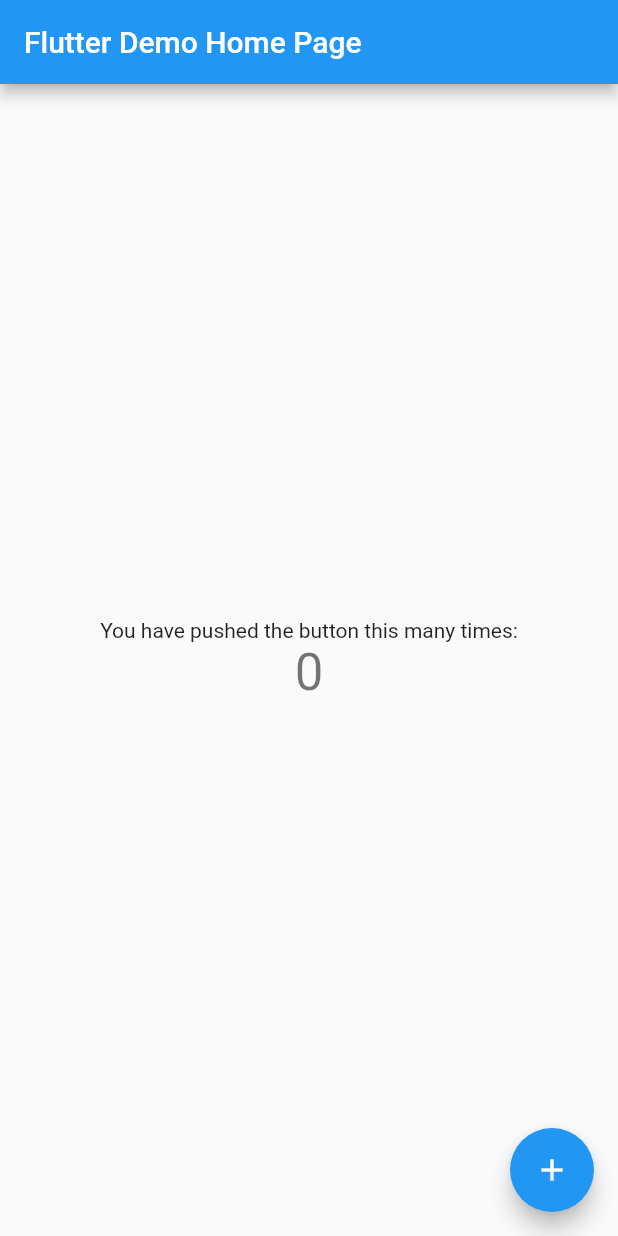
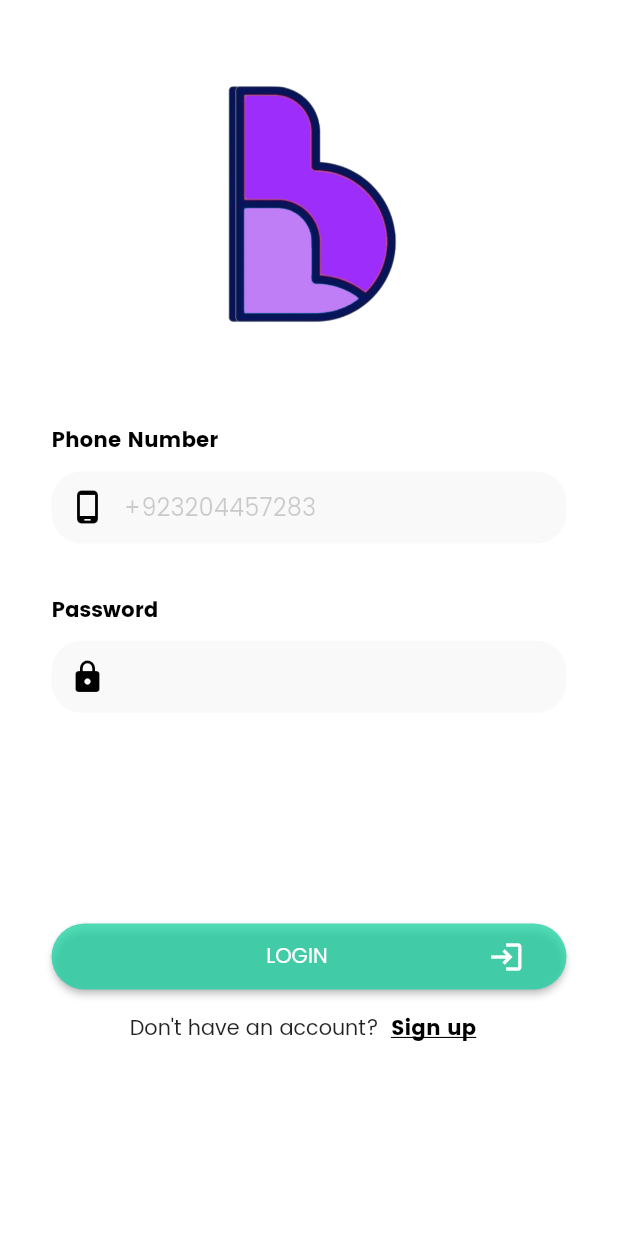
Before and after one commit to aswad546/BaltiApp, a Flutter app: the screen it shows after launch, on a phone screen of 412 x 824 dp. Run offline on Flutter 3.47's test engine with Material 2 defaults, Android fonts, the phone set to English and light mode, and no system bars.

Commit message:
Login screen

```diff
--- a/lib/main.dart
+++ b/lib/main.dart
@@ -1,6 +1,11 @@
 import 'package:flutter/material.dart';
+import 'package:provider/provider.dart';
+
+import 'pages/user/login_screen.dart';
+import 'providers/auth_provider.dart';
 
 void main() {
+  WidgetsFlutterBinding.ensureInitialized();
   runApp(const MyApp());
 }
 
@@ -10,106 +15,29 @@
   // This widget is the root of your application.
   @override
   Widget build(BuildContext context) {
-    return MaterialApp(
-      title: 'Flutter Demo',
-      theme: ThemeData(
-        // This is the theme of your application.
-        //
-        // Try running your application with "flutter run". You'll see the
-        // application has a blue toolbar. Then, without quitting the app, try
-        // changing the primarySwatch below to Colors.green and then invoke
-        // "hot reload" (press "r" in the console where you ran "flutter run",
-        // or simply save your changes to "hot reload" in a Flutter IDE).
-        // Notice that the counter didn't reset back to zero; the application
-        // is not restarted.
-        primarySwatch: Colors.blue,
-      ),
-      home: const MyHomePage(title: 'Flutter Demo Home Page'),
+    return MultiProvider(
+      providers: [
+        ChangeNotifierProvider(
+          create: (ctx) => Auth(),
+        )
+      ],
+      child: Consumer<Auth>(builder: (ctx, auth, _) {
+        return MaterialApp(
+          title: 'Balti App',
+          theme: ThemeData(
+            primaryColor: const Color.fromARGB(193, 27, 209, 161),
+            fontFamily: 'Poppins',
+            textTheme: const TextTheme(
+              labelMedium: TextStyle(
+                fontSize: 14,
+                fontWeight: FontWeight.w700,
+                color: Colors.black,
+              ),
+            ),
+          ),
+          home: const LoginScreen(),
+        );
+      }),
     );
   }
 }
-
-class MyHomePage extends StatefulWidget {
-  const MyHomePage({Key? key, required this.title}) : super(key: key);
-
-  // This widget is the home page of your application. It is stateful, meaning
-  // that it has a State object (defined below) that contains fields that affect
-  // how it looks.
-
-  // This class is the configuration for the state. It holds the values (in this
-  // case the title) provided by the parent (in this case the App widget) and
-  // used by the build method of the State. Fields in a Widget subclass are
-  // always marked "final".
-
-  final String title;
-
-  @override
-  State<MyHomePage> createState() => _MyHomePageState();
-}
-
-class _MyHomePageState extends State<MyHomePage> {
-  int _counter = 0;
-
-  void _incrementCounter() {
-    setState(() {
-      // This call to setState tells the Flutter framework that something has
-      // changed in this State, which causes it to rerun the build method below
-      // so that the display can reflect the updated values. If we changed
-      // _counter without calling setState(), then the build method would not be
-      // called again, and so nothing would appear to happen.
-      _counter++;
-    });
-  }
-
-  @override
-  Widget build(BuildContext context) {
-    // This method is rerun every time setState is called, for instance as done
-    // by the _incrementCounter method above.
-    //
-    // The Flutter framework has been optimized to make rerunning build methods
-    // fast, so that you can just rebuild anything that needs updating rather
-    // than having to individually change instances of widgets.
-    return Scaffold(
-      appBar: AppBar(
-        // Here we take the value from the MyHomePage object that was created by
-        // the App.build method, and use it to set our appbar title.
-        title: Text(widget.title),
-      ),
-      body: Center(
-        // Center is a layout widget. It takes a single child and positions it
-        // in the middle of the parent.
-        child: Column(
-          // Column is also a layout widget. It takes a list of children and
-          // arranges them vertically. By default, it sizes itself to fit its
-          // children horizontally, and tries to be as tall as its parent.
-          //
-          // Invoke "debug painting" (press "p" in the console, choose the
-          // "Toggle Debug Paint" action from the Flutter Inspector in Android
-          // Studio, or the "Toggle Debug Paint" command in Visual Studio Code)
-          // to see the wireframe for each widget.
-          //
-          // Column has various properties to control how it sizes itself and
-          // how it positions its children. Here we use mainAxisAlignment to
-          // center the children vertically; the main axis here is the vertical
-          // axis because Columns are vertical (the cross axis would be
-          // horizontal).
-          mainAxisAlignment: MainAxisAlignment.center,
-          children: <Widget>[
-            const Text(
-              'You have pushed the button this many times:',
-            ),
-            Text(
-              '$_counter',
-              style: Theme.of(context).textTheme.headline4,
-            ),
-          ],
-        ),
-      ),
-      floatingActionButton: FloatingActionButton(
-        onPressed: _incrementCounter,
-        tooltip: 'Increment',
-        child: const Icon(Icons.add),
-      ), // This trailing comma makes auto-formatting nicer for build methods.
-    );
-  }
-}
--- /dev/null
+++ b/lib/pages/user/landing_screen.dart
@@ -0,0 +1,38 @@
+import 'package:flutter/material.dart';
+
+class LandingScreen extends StatelessWidget {
+  const LandingScreen({Key? key}) : super(key: key);
+
+  @override
+  Widget build(BuildContext context) {
+    MediaQueryData mediaQuery = MediaQuery.of(context);
+    return Scaffold(
+      body: Container(
+        decoration: const BoxDecoration(
+          gradient: LinearGradient(
+              begin: Alignment.topCenter,
+              end: Alignment.bottomCenter,
+              stops: [
+                0.5,
+                1,
+              ],
+              colors: [
+                Color.fromARGB(110, 5, 249, 220),
+                Color(0xFFFFFFFF),
+              ]),
+        ),
+        child: Center(
+          child: Container(
+            height: mediaQuery.size.height * 0.35,
+            width: mediaQuery.size.width * 0.75,
+            alignment: Alignment.center,
+            child: Image.asset(
+              'assets/images/logo.png',
+              fit: BoxFit.cover,
+            ),
+          ),
+        ),
+      ),
+    );
+  }
+}
--- /dev/null
+++ b/lib/pages/user/login_screen.dart
@@ -0,0 +1,118 @@
+import 'package:flutter/material.dart';
+import 'package:provider/provider.dart';
+
+import '../../widgets/auth_form_field.dart';
+import '../../widgets/custom_icon_button.dart';
+import '../../providers/auth_provider.dart';
+
+class LoginScreen extends StatefulWidget {
+  const LoginScreen({Key? key}) : super(key: key);
+
+  @override
+  State<LoginScreen> createState() => _LoginScreenState();
+}
+
+class _LoginScreenState extends State<LoginScreen> {
+  final _formKey = GlobalKey<FormState>();
+
+  final emailController = TextEditingController();
+  final passwordController = TextEditingController();
+
+  @override
+  void dispose() {
+    emailController.dispose();
+    passwordController.dispose();
+    super.dispose();
+  }
+
+  @override
+  Widget build(BuildContext context) {
+    MediaQueryData mediaQuery = MediaQuery.of(context);
+
+    return Scaffold(
+      backgroundColor: const Color(0xffffffff),
+      body: SafeArea(
+        child: SingleChildScrollView(
+          padding: EdgeInsets.symmetric(
+            horizontal: mediaQuery.size.width / 12,
+          ),
+          child: Form(
+            key: _formKey,
+            child: Column(
+              crossAxisAlignment: CrossAxisAlignment.center,
+              children: [
+                Container(
+                  margin: EdgeInsets.only(
+                    top: mediaQuery.size.height * 0.0275,
+                  ),
+                  width: mediaQuery.size.width * 0.55,
+                  height: mediaQuery.size.height * 0.275,
+                  child: Image.asset(
+                    'assets/images/logo.png',
+                    fit: BoxFit.cover,
+                  ),
+                ),
+                SizedBox(
+                  height: mediaQuery.size.height * 0.04125,
+                ),
+                AuthFormField(
+                  hintText: "+923204457283",
+                  formFieldKey: const ValueKey('phone_no'),
+                  fieldLabel: 'Phone Number',
+                  fieldIcon: const Icon(
+                    Icons.phone_android_outlined,
+                    color: Colors.black,
+                  ),
+                  fieldController: emailController,
+                ),
+                SizedBox(
+                  height: mediaQuery.size.height * 0.04125,
+                ),
+                AuthFormField(
+                  formFieldKey: const ValueKey('password'),
+                  fieldLabel: 'Password',
+                  fieldIcon: const Icon(Icons.lock, color: Colors.black),
+                  obscureText: true,
+                  fieldController: passwordController,
+                ),
+                SizedBox(
+                  height: mediaQuery.size.height * 0.168,
+                ),
+                CustomIconButton(
+                  color: const Color.fromARGB(193, 27, 209, 161),
+                  icon: Icons.login,
+                  buttonLabel: "LOGIN",
+                  onPressHandler: () async {
+                    if (_formKey.currentState!.validate()) {
+                      await Provider.of<Auth>(context, listen: false).login(
+                        emailController.text,
+                        passwordController.text,
+                      );
+                    }
+                  },
+                ),
+                Row(
+                  mainAxisAlignment: MainAxisAlignment.center,
+                  children: [
+                    const Text("Don't have an account?"),
+                    TextButton(
+                      onPressed: () {},
+                      child: const Text(
+                        'Sign up',
+                        style: TextStyle(
+                          color: Colors.black,
+                          fontWeight: FontWeight.w700,
+                          decoration: TextDecoration.underline,
+                        ),
+                      ),
+                    ),
+                  ],
+                ),
+              ],
+            ),
+          ),
+        ),
+      ),
+    );
+  }
+}
--- /dev/null
+++ b/lib/providers/auth_provider.dart
@@ -0,0 +1,29 @@
+import 'package:flutter/foundation.dart';
+
+class Auth with ChangeNotifier {
+  var _token;
+  var _expiryDate;
+  String _userId = '';
+  var _authTimer;
+
+  bool get isAuth {
+    return _token != null;
+  }
+
+  String get userid {
+    return _userId;
+  }
+
+  String? get token {
+    if (_expiryDate != null &&
+        _expiryDate.isAfter(DateTime.now()) &&
+        _token != null) {
+      return _token;
+    }
+    return null;
+  }
+
+  Future<void> login(String email, String password) async {
+    print("Login using $email $password");
+  }
+}
--- /dev/null
+++ b/lib/widgets/auth_form_field.dart
@@ -0,0 +1,128 @@
+import 'package:flutter/material.dart';
+
+class AuthFormField extends StatefulWidget {
+  final bool obscureText;
+  final Icon fieldIcon;
+  final String fieldLabel;
+  final Key formFieldKey;
+  final TextEditingController fieldController;
+  final String? hintText;
+
+  const AuthFormField({
+    Key? key,
+    this.obscureText = false,
+    required this.fieldController,
+    required this.formFieldKey,
+    required this.fieldIcon,
+    required this.fieldLabel,
+    this.hintText,
+  }) : super(key: key);
+
+  @override
+  State<AuthFormField> createState() => _AuthFormFieldState();
+}
+
+class _AuthFormFieldState extends State<AuthFormField> {
+  String? authFormValidator(value) {
+    RegExp phoneNumberValid =
+        RegExp(r'^((\+92)?(0092)?(92)?(0)?)(3)([0-9]{9})$/gm');
+
+    if (widget.fieldLabel == "Confirm Password") {
+      if (value == null || value.isEmpty) {
+        return 'Please enter the password again';
+      } /* else if (p1controller.text != value) {
+        return "Password is not same";
+      } */
+      else {
+        return null;
+      }
+    } else if (widget.fieldLabel == "Phone Number") {
+      if (value == null || value.isEmpty) {
+        return "Please enter a phone number";
+      } else if (!phoneNumberValid.hasMatch(value)) {
+        return 'Please enter phone number in correct format';
+      } else {
+        return null;
+      }
+      /* Validation logic for phone number */
+    } else if (widget.fieldLabel == "Password") {
+      if (value == null || value.isEmpty) {
+        return 'Please enter a password';
+      } else {
+        return null;
+      }
+    } else if (widget.fieldLabel == "Name") {
+      if (value == null || value.isEmpty) {
+        return 'Please enter some text';
+      } else {
+        return null;
+      }
+    }
+    return null;
+  }
+
+  @override
+  Widget build(BuildContext context) {
+    TextTheme _textTheme = Theme.of(context).textTheme;
+    return Column(
+      crossAxisAlignment: CrossAxisAlignment.start,
+      children: [
+        Text(
+          widget.fieldLabel,
+          style: _textTheme.labelMedium,
+        ),
+        const SizedBox(
+          height: 10,
+        ),
+        TextFormField(
+          key: widget.formFieldKey,
+          obscureText: widget.obscureText,
+          style: const TextStyle(
+            fontSize: 16,
+          ),
+          decoration: InputDecoration(
+            errorBorder: OutlineInputBorder(
+              borderSide: const BorderSide(
+                color: Colors.red,
+              ),
+              borderRadius: BorderRadius.circular(20),
+            ),
+            focusedErrorBorder: OutlineInputBorder(
+              borderSide: const BorderSide(
+                color: Colors.red,
+              ),
+              borderRadius: BorderRadius.circular(20),
+            ),
+            hintText: widget.hintText,
+            hintStyle: const TextStyle(
+                fontSize: 16, color: Color.fromARGB(48, 0, 0, 0)),
+            contentPadding: const EdgeInsets.symmetric(
+              vertical: 0.0,
+            ),
+            focusedBorder: OutlineInputBorder(
+              borderSide: const BorderSide(
+                color: Color.fromARGB(33, 0, 0, 0),
+              ),
+              borderRadius: BorderRadius.circular(20),
+            ),
+            prefixIcon: Align(
+              widthFactor: 1,
+              heightFactor: 1.0,
+              child: widget.fieldIcon,
+            ),
+            fillColor: const Color.fromARGB(255, 249, 249, 250),
+            filled: true,
+            enabledBorder: OutlineInputBorder(
+              borderSide: const BorderSide(
+                color: Color.fromARGB(0, 0, 0, 0),
+              ),
+              borderRadius: BorderRadius.circular(20),
+            ),
+          ),
+          validator: authFormValidator,
+          controller: widget.fieldController,
+        ),
+      ],
+    );
+  }
+}
--- /dev/null
+++ b/lib/widgets/custom_icon_button.dart
@@ -0,0 +1,51 @@
+import 'package:flutter/material.dart';
+
+class CustomIconButton extends StatelessWidget {
+  const CustomIconButton({
+    Key? key,
+    required this.buttonLabel,
+    required this.icon,
+    required this.color,
+    required this.onPressHandler,
+  }) : super(key: key);
+
+  final String buttonLabel;
+  final IconData icon;
+  final Color color;
+  final Function onPressHandler;
+
+  @override
+  Widget build(BuildContext context) {
+    MediaQueryData mediaQuery = MediaQuery.of(context);
+    return MaterialButton(
+      minWidth: double.infinity,
+      height: 44,
+      onPressed: () => onPressHandler(),
+      color: color,
+      shape: RoundedRectangleBorder(
+        borderRadius: BorderRadius.circular(100),
+      ),
+      child: Row(
+        children: [
+          Container(
+            padding: const EdgeInsets.only(left: 20),
+            width: mediaQuery.size.width * 0.668,
+            child: Center(
+              child: Text(
+                buttonLabel,
+                style: const TextStyle(
+                    fontWeight: FontWeight.w400,
+                    fontSize: 14,
+                    color: Colors.white),
+              ),
+            ),
+          ),
+          Icon(
+            icon,
+            color: Colors.white,
+          ),
+        ],
+      ),
+    );
+  }
+}
```
Also changed, not shown: pubspec.yaml (+11 -9 lines), assets/fonts/Poppins-Bold.ttf (added), assets/fonts/Poppins-Light.ttf (added), assets/fonts/Poppins-Medium.ttf (added), assets/fonts/Poppins-Regular.ttf (added), assets/fonts/Poppins-SemiBold.ttf (added), assets/images/logo.png (added), pubspec.lock.
